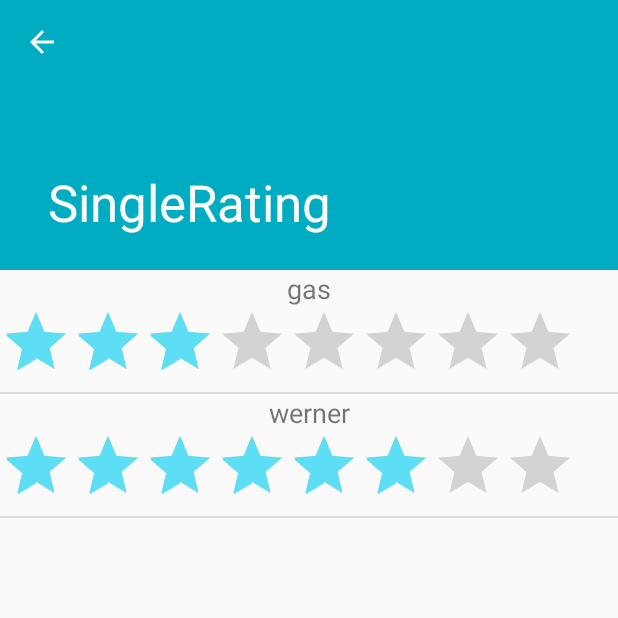
After one commit to NeXTormer/Rate-Movies, an Android app: the SingleRating screen opened directly, with no data from a screen before it, on a phone screen of 412 x 824 dp, the top half of it. The commit adds this screen. Run offline under Robolectric (Android 15) with nearby library versions, the phone set to English and light mode, and no system bars; 1 statement that could not run was skipped.

Commit message:
single rating activity

```diff
--- /dev/null
+++ b/app/src/main/java/me/holz/ratemovies/RatingAdapter.java
@@ -0,0 +1,58 @@
+package me.holz.ratemovies;
+
+import android.support.v7.widget.RecyclerView;
+import android.view.LayoutInflater;
+import android.view.View;
+import android.view.ViewGroup;
+import android.widget.RatingBar;
+import android.widget.TextView;
+
+import java.util.List;
+
+
+public class RatingAdapter extends RecyclerView.Adapter<RatingAdapter.ViewHolder>
+{
+    public class ViewHolder extends RecyclerView.ViewHolder
+    {
+
+        public TextView name;
+        public RatingBar rating;
+
+        public ViewHolder(View view)
+        {
+            super(view);
+
+            name = view.findViewById(R.id.name);
+            rating = view.findViewById(R.id.rating);
+
+        }
+    }
+
+    private List<RatingItem> m_Ratings;
+
+    public RatingAdapter(List<RatingItem> t_ratings)
+    {
+        this.m_Ratings = t_ratings;
+    }
+
+    @Override
+    public RatingAdapter.ViewHolder onCreateViewHolder(ViewGroup parent, int viewType)
+    {
+        View itemView = LayoutInflater.from(parent.getContext()).inflate(R.layout.rating_row_element, parent, false);
+        return new ViewHolder(itemView);
+    }
+
+    @Override
+    public void onBindViewHolder(RatingAdapter.ViewHolder holder, int position)
+    {
+        RatingItem ratingitem = m_Ratings.get(position);
+        holder.name.setText(ratingitem.name);
+        holder.rating.setRating(ratingitem.rating);
+    }
+
+    @Override
+    public int getItemCount()
+    {
+        return m_Ratings.size();
+    }
+}
--- /dev/null
+++ b/app/src/main/java/me/holz/ratemovies/RatingItem.java
@@ -0,0 +1,13 @@
+package me.holz.ratemovies;
+
+public class RatingItem {
+
+    public String name;
+    public float rating;
+
+    public RatingItem(String name, float rating)
+    {
+        this.name = name;
+        this.rating = rating;
+    }
+}
--- /dev/null
+++ b/app/src/main/java/me/holz/ratemovies/SingleRating.java
@@ -0,0 +1,61 @@
+package me.holz.ratemovies;
+
+import android.content.Intent;
+import android.os.Bundle;
+import android.support.design.widget.FloatingActionButton;
+import android.support.design.widget.Snackbar;
+import android.support.v7.app.AppCompatActivity;
+import android.support.v7.widget.DefaultItemAnimator;
+import android.support.v7.widget.DividerItemDecoration;
+import android.support.v7.widget.LinearLayoutManager;
+import android.support.v7.widget.RecyclerView;
+import android.support.v7.widget.Toolbar;
+import android.view.View;
+
+import java.util.ArrayList;
+import java.util.List;
+
+public class SingleRating extends AppCompatActivity {
+
+    public List<RatingItem> ratings = new ArrayList<>();
+
+    private String ratingCategory;
+
+    @Override
+    protected void onCreate(Bundle savedInstanceState) {
+        super.onCreate(savedInstanceState);
+        setContentView(R.layout.activity_single_rating);
+        Toolbar toolbar = (Toolbar) findViewById(R.id.toolbar);
+        setSupportActionBar(toolbar);
+
+        FloatingActionButton fab = (FloatingActionButton) findViewById(R.id.fab);
+        fab.hide();
+        getSupportActionBar().setDisplayHomeAsUpEnabled(true);
+
+        ratingCategory = getIntent().getExtras().getString("category");
+
+        toolbar.setTitle(ratingCategory);
+
+
+        final RecyclerView recyclerView = (RecyclerView) findViewById(R.id.recycler_view);
+
+        RatingAdapter adapter = new RatingAdapter(ratings);
+        RecyclerView.LayoutManager mLayoutManager = new LinearLayoutManager(getApplicationContext());
+        recyclerView.setLayoutManager(mLayoutManager);
+        recyclerView.setItemAnimator(new DefaultItemAnimator());
+        recyclerView.addItemDecoration(new DividerItemDecoration(this, LinearLayoutManager.VERTICAL));
+        recyclerView.setAdapter(adapter);
+
+        loadRatingsFromAPI();
+
+        adapter.notifyDataSetChanged();
+    }
+
+    private void loadRatingsFromAPI()
+    {
+        ratings.add(new RatingItem("gas", 3));
+        ratings.add(new RatingItem("werner", 6));
+
+
+    }
+}
--- /dev/null
+++ b/app/src/main/res/layout/activity_single_rating.xml
@@ -0,0 +1,47 @@
+<?xml version="1.0" encoding="utf-8"?>
+<android.support.design.widget.CoordinatorLayout xmlns:android="http://schemas.android.com/apk/res/android"
+    xmlns:app="http://schemas.android.com/apk/res-auto"
+    xmlns:tools="http://schemas.android.com/tools"
+    android:layout_width="match_parent"
+    android:layout_height="match_parent"
+    android:fitsSystemWindows="true"
+    tools:context=".SingleRating">
+
+    <android.support.design.widget.AppBarLayout
+        android:id="@+id/app_bar"
+        android:layout_width="match_parent"
+        android:layout_height="@dimen/app_bar_height"
+        android:fitsSystemWindows="true"
+        android:theme="@style/AppTheme.AppBarOverlay">
+
+        <android.support.design.widget.CollapsingToolbarLayout
+            android:id="@+id/toolbar_layout"
+            android:layout_width="match_parent"
+            android:layout_height="match_parent"
+            android:fitsSystemWindows="true"
+            app:contentScrim="?attr/colorPrimary"
+            app:layout_scrollFlags="scroll|exitUntilCollapsed"
+            app:toolbarId="@+id/toolbar">
+
+            <android.support.v7.widget.Toolbar
+                android:id="@+id/toolbar"
+                android:layout_width="match_parent"
+                android:layout_height="?attr/actionBarSize"
+                app:layout_collapseMode="pin"
+                app:popupTheme="@style/AppTheme.PopupOverlay" />
+
+        </android.support.design.widget.CollapsingToolbarLayout>
+    </android.support.design.widget.AppBarLayout>
+
+    <include layout="@layout/content_single_rating" />
+
+    <android.support.design.widget.FloatingActionButton
+        android:id="@+id/fab"
+        android:layout_width="wrap_content"
+        android:layout_height="wrap_content"
+        android:layout_margin="@dimen/fab_margin"
+        app:layout_anchor="@id/app_bar"
+        app:layout_anchorGravity="bottom|end"
+        app:srcCompat="@android:drawable/ic_dialog_email" />
+
+</android.support.design.widget.CoordinatorLayout>
--- /dev/null
+++ b/app/src/main/res/layout/content_single_rating.xml
@@ -0,0 +1,19 @@
+<?xml version="1.0" encoding="utf-8"?>
+
+<RelativeLayout
+    xmlns:android="http://schemas.android.com/apk/res/android"
+    xmlns:tools="http://schemas.android.com/tools"
+    xmlns:app="http://schemas.android.com/apk/res-auto"
+    android:layout_width="match_parent"
+    android:layout_height="match_parent"
+    app:layout_behavior="@string/appbar_scrolling_view_behavior"
+    tools:showIn="@layout/activity_main_view"
+    tools:context=".SingleRating">
+
+    <android.support.v7.widget.RecyclerView
+        android:id="@+id/recycler_view"
+        android:layout_width="match_parent"
+        android:layout_height="wrap_content"
+        android:scrollbars="vertical" />
+
+</RelativeLayout>
--- /dev/null
+++ b/app/src/main/res/layout/rating_row_element.xml
@@ -0,0 +1,27 @@
+<?xml version="1.0" encoding="utf-8"?>
+<android.widget.RelativeLayout xmlns:android="http://schemas.android.com/apk/res/android"
+    android:layout_width="match_parent"
+    android:layout_height="wrap_content">
+
+
+    <RatingBar
+        android:id="@+id/rating"
+        android:layout_width="wrap_content"
+        android:layout_height="wrap_content"
+        android:layout_alignParentStart="true"
+        android:layout_alignParentTop="true"
+        android:layout_marginTop="24dp"
+        android:isIndicator="true"
+        android:numStars="8"
+        android:stepSize="0.1" />
+
+    <TextView
+        android:id="@+id/name"
+        android:layout_width="match_parent"
+        android:layout_height="wrap_content"
+        android:layout_alignParentStart="true"
+        android:layout_alignParentTop="true"
+        android:text="Findenig"
+        android:textAlignment="center"
+        android:textSize="18sp" />
+</android.widget.RelativeLayout>
--- a/app/src/main/res/values/strings.xml
+++ b/app/src/main/res/values/strings.xml
@@ -106,4 +106,5 @@
     <string name="permission_rationale">"Contacts permissions are needed for providing email
         completions."
     </string>
+    <string name="title_activity_single_rating">SingleRating</string>
 </resources>
```
Also changed, not shown: app/src/main/AndroidManifest.xml (+9 -0 lines), app/src/main/java/me/holz/ratemovies/AddRatingView.java (+12 -2 lines), app/src/main/java/me/holz/ratemovies/SingleMovie.java (+125 -0 lines), app/src/main/res/menu/menu_single_rating.xml (added, +10 -0 lines).
